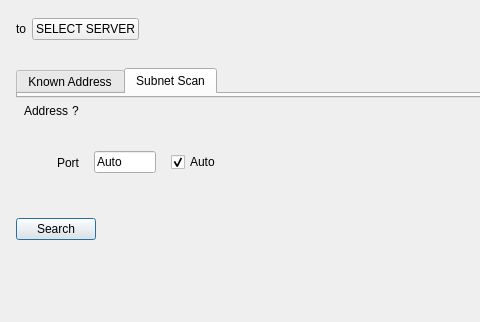
Above: vms/client/nx_vms_client_desktop/src/nx/vms/client/desktop/manual_device_addition/dialog/device_addition_dialog.ui from networkoptix/nx_open before the change; both pictures show x 0 to 480 and y 0 to 322 of the 800 by 603 pixel window. Below: the same form after it.
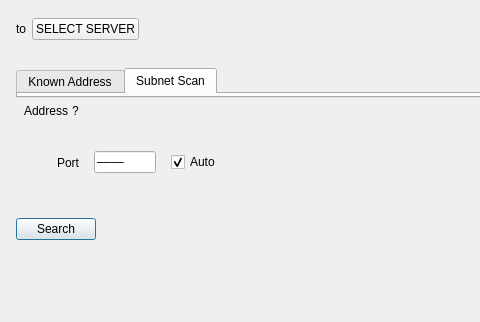
That is the form after the change. The open tabs and pages were chosen to show the change. Custom widgets are drawn as their Qt base class.

Commit message:
VMS-12733: Cosmetic fixes for port placeholder in Add Device dialog
<==== Mercurial data ====>
Branch: vms_4.0_gui

Diff of the .ui file:
```diff
--- a/vms/client/nx_vms_client_desktop/src/nx/vms/client/desktop/manual_device_addition/dialog/device_addition_dialog.ui
+++ b/vms/client/nx_vms_client_desktop/src/nx/vms/client/desktop/manual_device_addition/dialog/device_addition_dialog.ui
@@ -355,7 +355,7 @@
                        <enum>Qt::NoFocus</enum>
                       </property>
                       <property name="text">
-                       <string>Auto</string>
+                       <string>––––</string>
                       </property>
                       <property name="readOnly">
                        <bool>true</bool>
```
Left out of the diff: 6 changed lines with no effect on the pictures. The commit also changes 1 other file.
